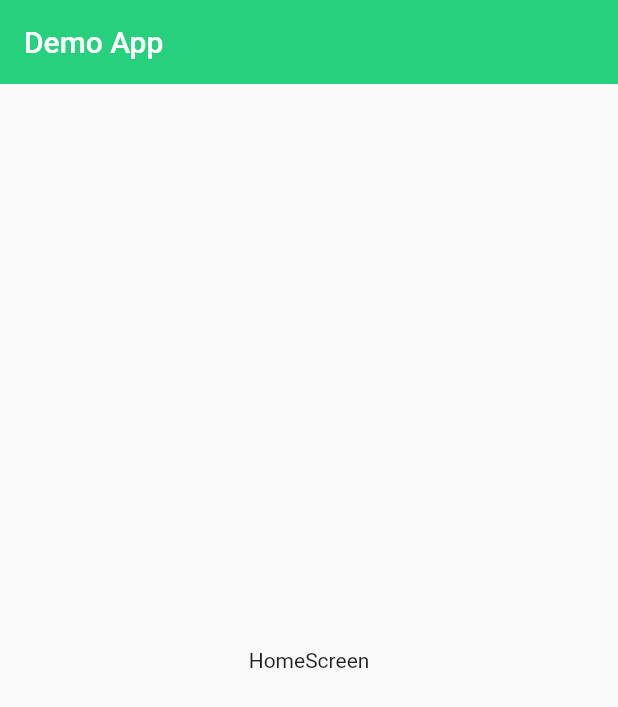
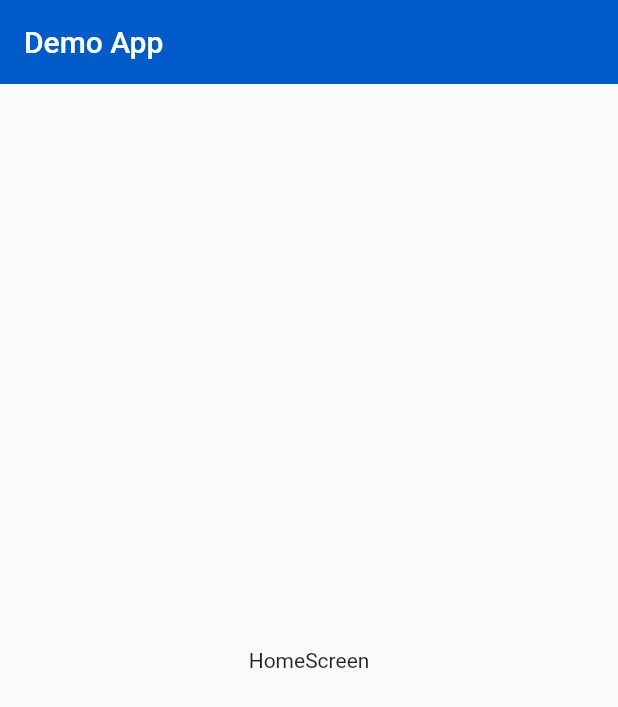
Before and after one commit to eivanphils/login-flutter, a Flutter app: the screen it shows after launch, on a phone screen of 412 x 824 dp. Shown: the top 707 px of the screen. Run offline on Flutter 3.47's test engine with Material 2 defaults, Android fonts, the phone set to English and light mode, and no system bars.

Commit message:
agregado nuevo estilos del tema

```diff
--- a/lib/theme/app_theme.dart
+++ b/lib/theme/app_theme.dart
@@ -1,17 +1,29 @@
 import 'package:flutter/material.dart';
 
 class AppTheme {
-  static const Color primaryColor = Color(0xFF26d07c);
+  static const Color primaryColor = Color(0xFF005BCA);
+  static const String logoIcon = 'assets/xtream.png';
+  static const List<Color> linearGradient = [
+    Color.fromRGBO(32, 125, 240, 1),
+    Color.fromRGBO(68, 145, 241, 1),
+    Color.fromRGBO(104, 164, 238, 1),
+  ];
+
+  // klap style
+  // static const Color primaryColor = Color(0xFF26d07c);
+  // static const String logoIcon = 'assets/logo-klap.png';
+  // static const List<Color> linearGradient = [
+  //   Color.fromRGBO(38, 208, 124, 1),
+  //   Color.fromRGBO(0, 194, 135, 1),
+  //   Color.fromRGBO(0, 179, 143, 1),
+  // ];
+
   static const Color secondaryColor = Color(0xFF0E2C4B);
-
   static const double radius = 15;
 
   static ThemeData lightTheme = ThemeData.light().copyWith(
       // AppBar
-    appBarTheme: const AppBarTheme(
-      color: primaryColor,
-      elevation: 0
-    ),
+      appBarTheme: const AppBarTheme(color: primaryColor, elevation: 0),
 
       // Inputs
       inputDecorationTheme: const InputDecorationTheme(
@@ -22,7 +34,8 @@ class AppTheme {
         focusedBorder: OutlineInputBorder(
             borderSide: BorderSide(color: primaryColor),
             borderRadius: BorderRadius.all(Radius.circular(radius))),
-    border:
-        OutlineInputBorder(borderRadius: BorderRadius.all(Radius.circular(radius))),
+        border: OutlineInputBorder(
+            borderRadius: BorderRadius.all(Radius.circular(radius))),
       ));
+      // AppBar
 }
```
Also changed, not shown: assets/xtream.png (added). Lines whose indentation alone changed are shown as unchanged.
